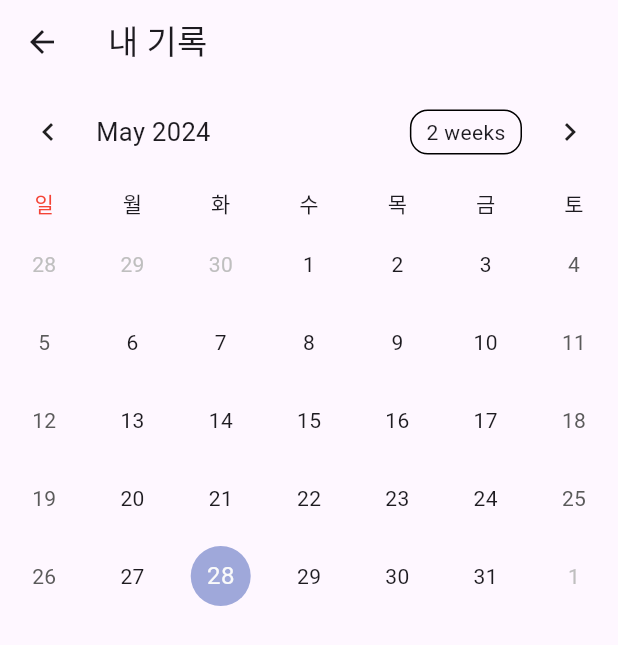
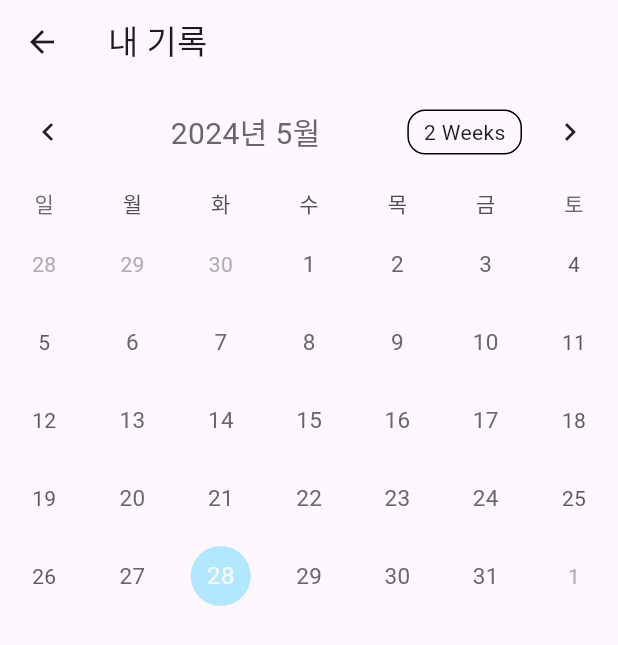
Before and after one commit to ohzizone/capstone, a Flutter app: the MyRecordScreen screen opened directly, on a phone screen of 412 x 824 dp. Shown: the top 645 px of the screen. Run offline on Flutter 3.47's test engine with Material 3 defaults, Android fonts, the phone set to English and light mode, and no system bars; drawn by our look-alikes of table_calendar; our stand-ins replace charts_flutter, cloud_firestore, firebase_auth, firebase_core, modal_progress_hud_nsn; accounts and stored records are empty; Roboto replaces fonts that are missing (PretandardMedium).

Commit message:
Style: 캘린더 스타일 적용
캘린더에 폰트와 색상을 주어 스타일을 통일하였습니다.

```diff
--- a/front/running_mate/lib/main.dart
+++ b/front/running_mate/lib/main.dart
@@ -2,12 +2,15 @@ import 'package:flutter/material.dart';
 import 'package:running_mate/screens/LoginScreen.dart';
 import 'package:running_mate/screens/SplashScreen.dart';
 import 'package:firebase_core/firebase_core.dart';
+import 'package:intl/date_symbol_data_local.dart';
 
 // 앱의 시작점
 // runApp 함수의 괄호 안에는 위젯이 들어간다.
 void main() async {
   WidgetsFlutterBinding.ensureInitialized();
   await Firebase.initializeApp();
+
+  await initializeDateFormatting();
   // var box = await Hive.openBox('dataBox');
   runApp(MyApp());
 }
--- a/front/running_mate/lib/screens/MyRecordScreen.dart
+++ b/front/running_mate/lib/screens/MyRecordScreen.dart
@@ -1,5 +1,7 @@
 import 'package:flutter/material.dart';
+import 'package:running_mate/theme/colors.dart';
 import 'package:table_calendar/table_calendar.dart';
+import 'package:intl/date_symbol_data_local.dart';
 
 class MyRecordScreen extends StatefulWidget {
   const MyRecordScreen({Key? key}) : super(key: key);
@@ -9,6 +11,18 @@ class MyRecordScreen extends StatefulWidget {
 }
 
 class _MyRecordScreenState extends State<MyRecordScreen> {
+  CalendarFormat _calendarFormat = CalendarFormat.month;
+  DateTime focusedDay = DateTime.now();
+  DateTime? selectedDay;
+
+  @override
+  void initState() {
+    super.initState();
+    initializeDateFormatting('ko-KR', null).then((_) {
+      setState(() {}); // 초기화가 완료되면 상태를 갱신하여 새로고침합니다.
+    });
+  }
+
   @override
   Widget build(BuildContext context) {
     return Scaffold(
@@ -17,50 +31,76 @@ class _MyRecordScreenState extends State<MyRecordScreen> {
       ),
       body: TableCalendar(
         focusedDay: DateTime.now(),
-        firstDay: DateTime(2024, 5, 1),
-        lastDay: DateTime(2024, 5, 31),
-        //locale: 'ko-KR',
+        firstDay: DateTime(2022, 1, 1),
+        lastDay: DateTime(2029, 1, 31),
+        locale: 'ko-KR',
         daysOfWeekHeight: 30,
-        calendarBuilders: CalendarBuilders(
-          dowBuilder: (context, day) {
-            switch (day.weekday) {
-              case 1:
-                return Center(
-                  child: Text('월'),
-                );
-              case 2:
-                return Center(
-                  child: Text('화'),
-                );
-              case 3:
-                return Center(
-                  child: Text('수'),
-                );
-              case 4:
-                return Center(
-                  child: Text('목'),
-                );
-              case 5:
-                return Center(
-                  child: Text('금'),
-                );
-              case 6:
-                return Center(
-                  child: Text('토'),
-                );
-              case 7:
-                return Center(
-                  child: Text(
-                    '일',
-                    style: TextStyle(color: Colors.red),
-                  ),
-                );
-              default:
-                return Center(
-                  child: Text(''),
-                );
-            }
-          },
+        calendarFormat: _calendarFormat,
+        selectedDayPredicate: (day) {
+          // 선택된 날짜가 현재의 _selectedDay와 같은지 비교합니다.
+          return isSameDay(selectedDay, day);
+        },
+        onFormatChanged: (format) {
+          setState(() {
+            _calendarFormat = format;
+          });
+        },
+        onDaySelected: (_selectedDay, _focusedDay) {
+          setState(() {
+            selectedDay = _selectedDay;
+            focusedDay = _focusedDay;
+          });
+        },
+        availableCalendarFormats: const {
+          CalendarFormat.month: 'Month',
+          CalendarFormat.twoWeeks: '2 Weeks',
+          CalendarFormat.week: 'Week',
+        },
+        headerStyle: HeaderStyle(
+            titleCentered: true,
+            titleTextStyle: TextStyle(
+              color: gray4,
+              fontFamily: 'PretandardMedium',
+              fontSize: 20.0,
+            ),
+            headerPadding: EdgeInsets.fromLTRB(0, 8.0, 0, 8.0)),
+        calendarStyle: CalendarStyle(
+          holidayTextStyle: TextStyle(
+            color: gray4,
+            fontFamily: 'PretandardMedium',
+            fontSize: 15.0,
+          ),
+          defaultTextStyle: TextStyle(
+            color: gray4,
+            fontFamily: 'PretandardMedium',
+            fontSize: 15.0,
+          ),
+          // today 표시 여부
+          isTodayHighlighted: true,
+
+// today 글자 조정
+          todayTextStyle: const TextStyle(
+            color: const Color(0xFFFAFAFA),
+            fontSize: 16.0,
+          ),
+
+// today 모양 조정
+          todayDecoration: const BoxDecoration(
+            color: iris_80,
+            shape: BoxShape.circle,
+          ),
+
+          selectedDecoration: const BoxDecoration(
+            color: iris_100,
+            shape: BoxShape.circle,
+          ),
+
+          // marker 모양 조정
+          markerSizeScale: 10.0,
+          markerDecoration: const BoxDecoration(
+            color: iris_100,
+            shape: BoxShape.circle,
+          ),
         ),
       ),
     );
--- a/front/running_mate/pubspec.yaml
+++ b/front/running_mate/pubspec.yaml
@@ -30,6 +30,8 @@ environment:
 dependencies:
   flutter:
     sdk: flutter
+
+  intl: ^0.17.0
 
   modal_progress_hud_nsn: ^0.5.1
   charts_flutter: ^0.12.0
```
Also changed, not shown: front/running_mate/pubspec.lock.
